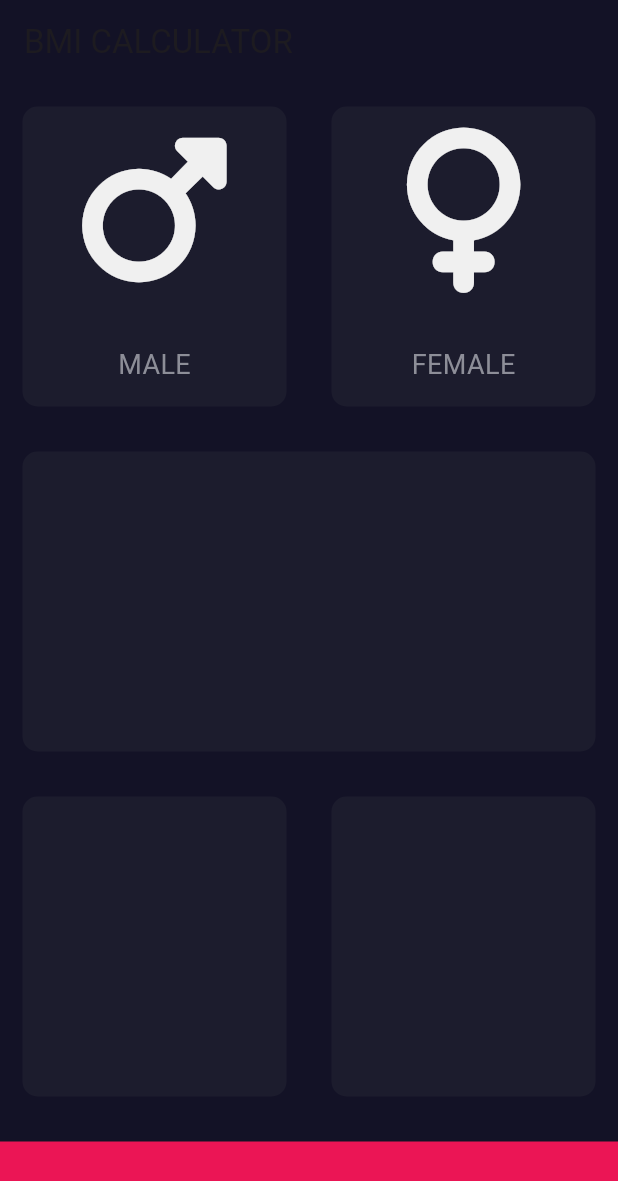
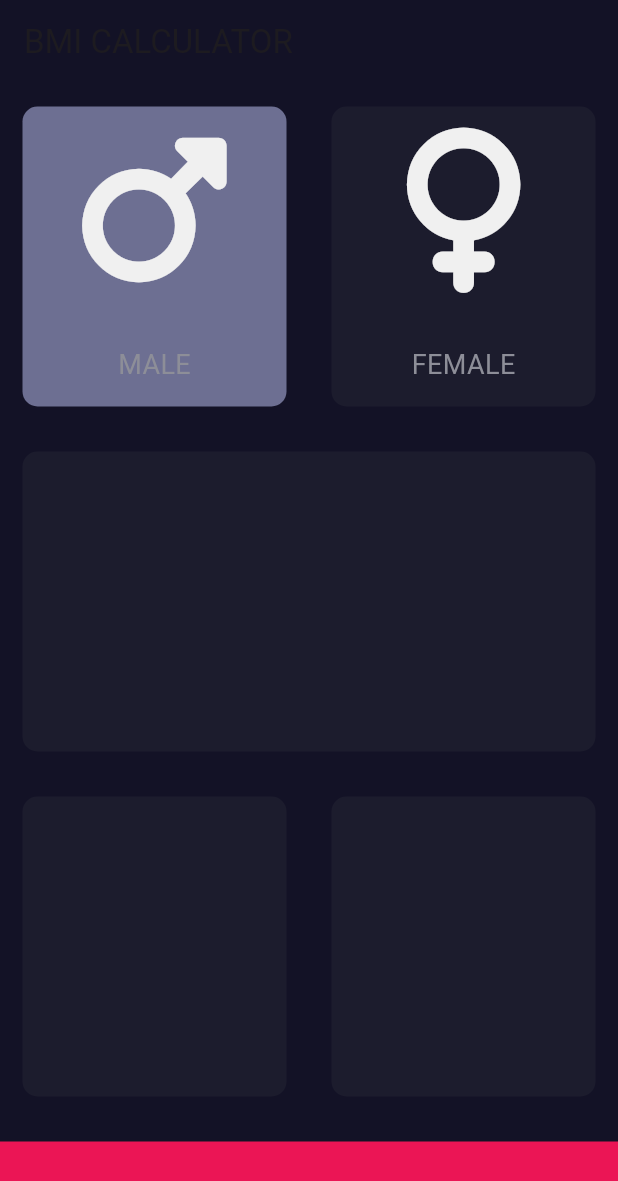
Before and after one commit to fang69x/BMI_CAL, a Flutter app: the screen it shows after launch, after a tap on "MALE", on a phone screen of 412 x 824 dp. Shown: the top 1181 px of the screen. Run offline on Flutter 3.47's test engine with Material 3 defaults, Android fonts, the phone set to English and light mode, and no system bars; our stand-ins replace font_awesome_flutter.

Commit message:
Refactored the code

```diff
--- a/lib/InputPage.dart
+++ b/lib/InputPage.dart
@@ -6,7 +6,14 @@ import 'reusable.dart';
 const BottomHeight = 80.0;
 const ColorSwatch = Color(0xFF1C1C2D);
 
-const activeColor = Color.fromARGB(255, 59, 61, 101);
+const maleInactiveColor = Color(0xFF1C1C2D);
+const femaleInactiveColor = Color(0xFF1C1C2D);
+const activeColor = Color.fromARGB(255, 109, 111, 146);
+
+enum Gender {
+  male,
+  female,
+}
 
 class InputPage extends StatefulWidget {
   @override
@@ -14,6 +21,10 @@ class InputPage extends StatefulWidget {
 }
 
 class _InputPageState extends State<InputPage> {
+  Gender? g;
+  Color maleCardColor = maleInactiveColor;
+  Color femaleCardColor = femaleInactiveColor;
+
   @override
   Widget build(BuildContext context) {
     return Scaffold(
@@ -27,24 +38,28 @@ class _InputPageState extends State<InputPage> {
           Row(
             children: [
               Expanded(
-                child: GestureDetector(
-                  onTap: () {
+                child: ReusableCard(
+                  onPress: () {
                     setState(() {
-                      activeColor;
+                      g = Gender.male;
                     });
                   },
-                  child: ReusableCard(
-                    colour: ColorSwatch,
-                    cardChild: CardData(
-                      photu: FontAwesomeIcons.mars,
-                      name: 'MALE',
-                    ),
+                  colour: g == Gender.male ? activeColor : maleInactiveColor,
+                  cardChild: CardData(
+                    photu: FontAwesomeIcons.mars,
+                    name: 'MALE',
                   ),
                 ),
               ),
               Expanded(
                 child: ReusableCard(
-                  colour: ColorSwatch,
+                  onPress: () {
+                    setState(() {
+                      g = Gender.female;
+                    });
+                  },
+                  colour:
+                      g == Gender.female ? activeColor : femaleInactiveColor,
                   cardChild: CardData(
                     photu: FontAwesomeIcons.venus,
                     name: 'FEMALE',
@@ -57,6 +72,7 @@ class _InputPageState extends State<InputPage> {
             children: [
               Expanded(
                 child: ReusableCard(
+                  onPress: () {},
                   colour: ColorSwatch,
                   cardChild: Column(
                     children: [],
@@ -69,6 +85,7 @@ class _InputPageState extends State<InputPage> {
             children: [
               Expanded(
                 child: ReusableCard(
+                  onPress: () {},
                   colour: ColorSwatch,
                   cardChild: Column(
                     children: [],
@@ -77,6 +94,7 @@ class _InputPageState extends State<InputPage> {
               ),
               Expanded(
                 child: ReusableCard(
+                  onPress: () {},
                   colour: ColorSwatch,
                   cardChild: Column(
                     children: [],
--- a/lib/reusable.dart
+++ b/lib/reusable.dart
@@ -2,13 +2,16 @@ import 'package:flutter/material.dart';
 
 class ReusableCard extends StatelessWidget {
   final Color colour;
-  final Widget cardChild;
-  ReusableCard({required this.colour, required this.cardChild});
+  final Widget? cardChild;
+  final Function()? onPress;
+  const ReusableCard(
+      {required this.colour, this.cardChild, required this.onPress});
 
   @override
   Widget build(BuildContext context) {
-    return Container(
-      child: cardChild,
+    return GestureDetector(
+      onTap: onPress,
+      child: Container(
         decoration: BoxDecoration(
           color: colour,
           borderRadius: BorderRadius.circular(10.0),
@@ -16,6 +19,8 @@ class ReusableCard extends StatelessWidget {
         height: 200.0,
         width: 400.0,
         margin: EdgeInsets.all(15.0),
+        child: cardChild,
+      ),
     );
   }
 }
```
Lines whose indentation alone changed are shown as unchanged.
